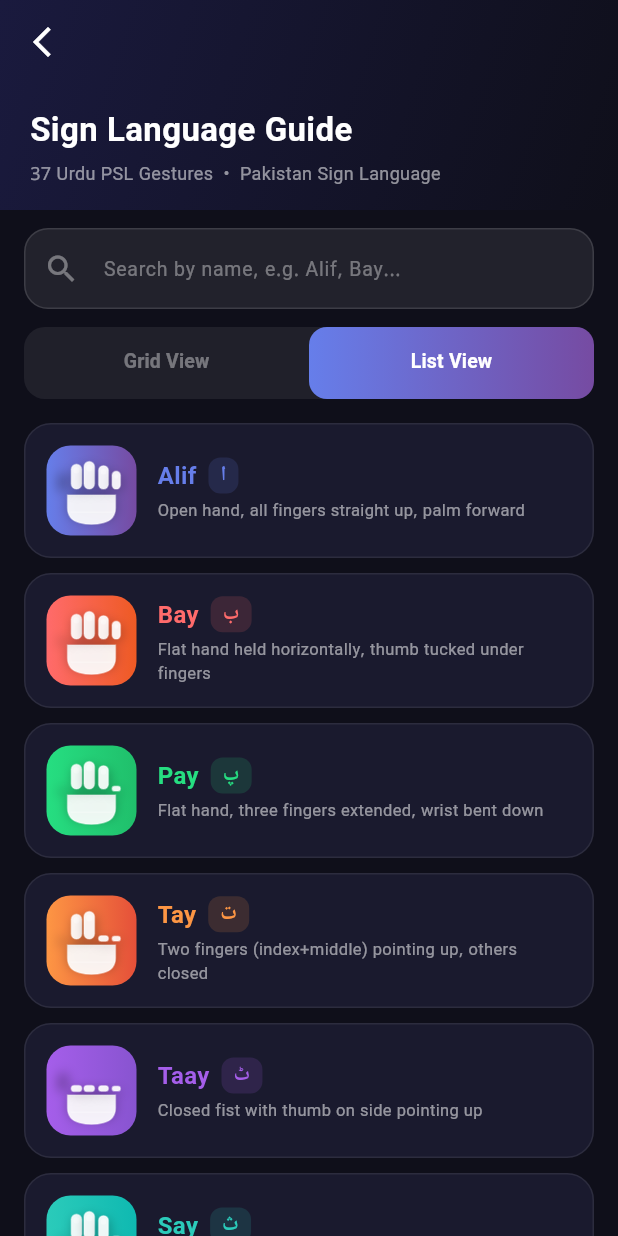
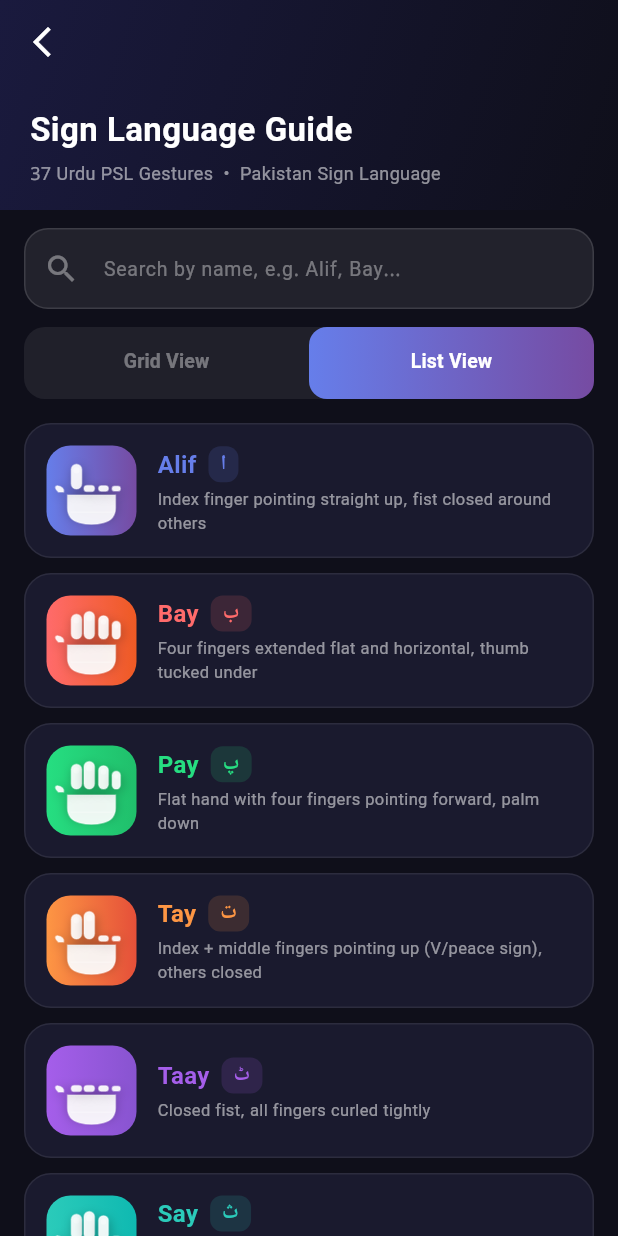
Before and after one commit to Daniyalhayat10/PSL_Project, a Flutter app: the AlphabetGuideScreen screen opened by its route, tab 2 chosen, on a phone screen of 412 x 824 dp. Run offline on Flutter 3.47's test engine with Material 3 defaults, Android fonts, the light colour scheme and no system bars; our stand-ins replace camera, flutter_tts, google_fonts, permission_handler; missing offline and left inert: tflite_flutter; Roboto replaces fonts that are missing (JameelNooriNastaleeq).

Commit message:
issue resolved

```diff
--- a/PSL_Project_Fixed/PSL_Fixed/lib/screens/alphabet_guide_screen.dart
+++ b/PSL_Project_Fixed/PSL_Fixed/lib/screens/alphabet_guide_screen.dart
@@ -11,49 +11,49 @@ class _AlphabetGuideScreenState extends State<AlphabetGuideScreen>
   int? _selected;
   late TabController _tab;
 
-  // Signs ordered exactly as in the dataset image
+  // Signs matching the PSL dataset reference image (Urdu alphabet order)
   static const List<Map<String, dynamic>> _signs = [
-    // Row 1 from dataset
-    {'u':'ا','r':'Alif',   'g':'Open hand, all fingers straight up, palm forward','f':'11111','c':[0xFF667EEA,0xFF764BA2]},
-    {'u':'ب','r':'Bay',    'g':'Flat hand held horizontally, thumb tucked under fingers','f':'01111','c':[0xFFFF6B6B,0xFFEE5A24]},
-    {'u':'پ','r':'Pay',    'g':'Flat hand, three fingers extended, wrist bent down','f':'01110','c':[0xFF26de81,0xFF20bf6b]},
-    {'u':'ت','r':'Tay',    'g':'Two fingers (index+middle) pointing up, others closed','f':'01100','c':[0xFFfd9644,0xFFe55039]},
-    {'u':'ٹ','r':'Taay',   'g':'Closed fist with thumb on side pointing up','f':'10000','c':[0xFFa55eea,0xFF8854d0]},
-    {'u':'ث','r':'Say',    'g':'Three fingers (index+middle+ring) spread upward','f':'01110','c':[0xFF2bcbba,0xFF0fb9b1]},
-    {'u':'ج','r':'Jeem',   'g':'Index+middle fingers hooked/curved forward','f':'01100','c':[0xFFFC427A,0xFFfd79a8]},
-    {'u':'چ','r':'Chay',   'g':'Index finger curved like a C, others closed','f':'01000','c':[0xFF4b7bec,0xFF3867d6]},
-    {'u':'ح','r':'Hay',    'g':'Open palm facing outward, all fingers together','f':'11111','c':[0xFF20bf6b,0xFF0be881]},
-    {'u':'خ','r':'Khay',   'g':'Open palm facing inward, fingers spread wide','f':'11111','c':[0xFFf7b731,0xFFfed330]},
-    // Row 2 from dataset
-    {'u':'د','r':'Daal',   'g':'Index finger pointing sideways/left, fist closed','f':'01000','c':[0xFFfc5c65,0xFFeb3b5a]},
-    {'u':'ڈ','r':'Dal Drwaza','g':'Thumb and index form D-shape, others closed','f':'11000','c':[0xFF2d98da,0xFF0a3d62]},
-    {'u':'ذ','r':'Zaal',   'g':'Closed fist, index finger pointing forward-down','f':'01000','c':[0xFFe55039,0xFFc0392b]},
-    {'u':'ر','r':'Ray',    'g':'Index finger hooked/bent pointing down-right','f':'01000','c':[0xFF8e44ad,0xFF6c3483]},
-    {'u':'ڑ','r':'Rdy',    'g':'Index+middle bent/hooked together downward','f':'01100','c':[0xFF16a085,0xFF1abc9c]},
-    {'u':'ز','r':'Zay',    'g':'Index finger straight up, thumb out (pistol shape)','f':'11000','c':[0xFF2980b9,0xFF3498db]},
-    {'u':'س','r':'Say2',   'g':'Three fingers (index+middle+ring) pointing sideways','f':'01110','c':[0xFFd35400,0xFFe67e22]},
-    {'u':'ش','r':'Sheen',  'g':'Three fingers spread wide and waving/fanned out','f':'01110','c':[0xFF27ae60,0xFF2ecc71]},
-    {'u':'ص','r':'Suaad',  'g':'Thumb crosses palm, index pointing, others curled','f':'11000','c':[0xFFc0392b,0xFFe74c3c]},
-    // Row 3 from dataset
-    {'u':'ض','r':'Duaad',  'g':'Thumb+pinky extended, middle fingers closed (horns)','f':'10001','c':[0xFF8e44ad,0xFF9b59b6]},
-    {'u':'ط','r':'Tua',    'g':'Closed fist facing forward (all fingers curled)','f':'00000','c':[0xFF2c3e50,0xFF34495e]},
-    {'u':'ظ','r':'Zua',    'g':'Fist with wrist bent, back of hand forward','f':'00000','c':[0xFF16a085,0xFF1abc9c]},
-    {'u':'ع','r':'Ain',    'g':'Index+middle+ring fingers crossed/overlapping','f':'01110','c':[0xFFe74c3c,0xFFc0392b]},
-    {'u':'غ','r':'Gaaf',   'g':'Index finger bent, pointing sideways with knuckle','f':'01000','c':[0xFF2980b9,0xFF1a5276]},
-    {'u':'ف','r':'Fay',    'g':'All five fingers pinched at tips (beak/bunch)','f':'11111','c':[0xFFf39c12,0xFFd35400]},
-    {'u':'ق','r':'Qaaf',   'g':'V-sign (index+middle up), thumb touches ring','f':'01100','c':[0xFF6c3483,0xFF8e44ad]},
-    {'u':'ک','r':'Kaaf',   'g':'Index bent like hook/L pointing sideways','f':'01000','c':[0xFF1a5276,0xFF2980b9]},
-    {'u':'گ','r':'Gaaf2',  'g':'Index+thumb extended (L-shape), others closed','f':'11000','c':[0xFF117a65,0xFF16a085]},
-    {'u':'ل','r':'Laam',   'g':'L-shape: index up, thumb out to the side','f':'11000','c':[0xFF922b21,0xFFc0392b]},
-    // Row 4 from dataset
-    {'u':'م','r':'Meem',   'g':'Closed fist, thumb tucked under curled fingers','f':'00000','c':[0xFF1f618d,0xFF2e86c1]},
-    {'u':'ن','r':'Noon',   'g':'Index finger pointing forward/slightly curved','f':'01000','c':[0xFF196f3d,0xFF27ae60]},
-    {'u':'و','r':'Wow',    'g':'Closed fist, thumb pointing to the side','f':'10000','c':[0xFF7d6608,0xFFf39c12]},
-    {'u':'ہ','r':'Hay2',   'g':'Open palm facing upward, all fingers relaxed','f':'11111','c':[0xFF4a235a,0xFF7d3c98]},
-    {'u':'ع','r':'Ain2',   'g':'Index finger pointing up with slight forward tilt','f':'01000','c':[0xFF154360,0xFF1f618d]},
-    {'u':'ی','r':'Yaay',   'g':'Pinky finger raised straight, all others closed','f':'00001','c':[0xFF0e6655,0xFF17a589]},
-    {'u':'ے','r':'Bari Yay','g':'Index+pinky raised (rock-sign), others closed','f':'01001','c':[0xFF6e2f1a,0xFFca6f1e]},
-    {'u':'أ','r':'Alif Hamza','g':'Open hand tilted with thumb raised slightly','f':'11111','c':[0xFF512e5f,0xFF8e44ad]},
+    // Row 1
+    {'u':'ا','r':'Alif',      'g':'Index finger pointing straight up, fist closed around others','f':'01000','c':[0xFF667EEA,0xFF764BA2]},
+    {'u':'ب','r':'Bay',       'g':'Four fingers extended flat and horizontal, thumb tucked under','f':'01111','c':[0xFFFF6B6B,0xFFEE5A24]},
+    {'u':'پ','r':'Pay',       'g':'Flat hand with four fingers pointing forward, palm down','f':'01111','c':[0xFF26de81,0xFF20bf6b]},
+    {'u':'ت','r':'Tay',       'g':'Index + middle fingers pointing up (V/peace sign), others closed','f':'01100','c':[0xFFfd9644,0xFFe55039]},
+    {'u':'ٹ','r':'Taay',      'g':'Closed fist, all fingers curled tightly','f':'00000','c':[0xFFa55eea,0xFF8854d0]},
+    {'u':'ث','r':'Say',       'g':'Index + middle + ring fingers spread upward, pinky and thumb closed','f':'01110','c':[0xFF2bcbba,0xFF0fb9b1]},
+    {'u':'ج','r':'Jeem',      'g':'Index + middle fingers bent/hooked forward together','f':'01100','c':[0xFFFC427A,0xFFfd79a8]},
+    {'u':'چ','r':'Chay',      'g':'Index finger curved into C-shape, all other fingers closed','f':'01000','c':[0xFF4b7bec,0xFF3867d6]},
+    {'u':'ح','r':'Hay',       'g':'Open palm facing outward, all fingers together and extended','f':'11111','c':[0xFF20bf6b,0xFF0be881]},
+    {'u':'خ','r':'Khay',      'g':'Open hand with all fingers spread wide apart, palm forward','f':'11111','c':[0xFFf7b731,0xFFfed330]},
+    // Row 2
+    {'u':'د','r':'Daal',      'g':'Index finger pointing sideways (left), other fingers closed in fist','f':'01000','c':[0xFFfc5c65,0xFFeb3b5a]},
+    {'u':'ڈ','r':'Ddal',      'g':'Thumb and index form an L/D-shape, remaining fingers closed','f':'11000','c':[0xFF2d98da,0xFF0a3d62]},
+    {'u':'ذ','r':'Zaal',      'g':'Index finger pointing forward-down, fist closed','f':'01000','c':[0xFFe55039,0xFFc0392b]},
+    {'u':'ر','r':'Ray',       'g':'Index finger hooked/bent downward, other fingers curled','f':'01000','c':[0xFF8e44ad,0xFF6c3483]},
+    {'u':'ڑ','r':'Rra',       'g':'Index + middle fingers crossed or bent together downward','f':'01100','c':[0xFF16a085,0xFF1abc9c]},
+    {'u':'ز','r':'Zay',       'g':'Index finger up + thumb extended out (pistol/L shape)','f':'11000','c':[0xFF2980b9,0xFF3498db]},
+    {'u':'س','r':'Seen',      'g':'Index + middle + ring fingers pointing sideways, thumb and pinky closed','f':'01110','c':[0xFFd35400,0xFFe67e22]},
+    {'u':'ش','r':'Sheen',     'g':'Index + middle + ring fingers spread wide and fanned out upward','f':'01110','c':[0xFF27ae60,0xFF2ecc71]},
+    {'u':'ص','r':'Suaad',     'g':'Thumb extended to side, index slightly curved, other fingers curled','f':'11000','c':[0xFFc0392b,0xFFe74c3c]},
+    // Row 3
+    {'u':'ض','r':'Duaad',     'g':'Thumb + pinky extended outward (shaka/Y-shape), middle fingers closed','f':'10001','c':[0xFF8e44ad,0xFF9b59b6]},
+    {'u':'ط','r':'Tua',       'g':'All fingers curled into a tight fist, palm facing forward','f':'00000','c':[0xFF2c3e50,0xFF34495e]},
+    {'u':'ظ','r':'Zua',       'g':'Fist with wrist angled, back of hand facing forward','f':'00000','c':[0xFF16a085,0xFF1abc9c]},
+    {'u':'ع','r':'Ain',       'g':'Index + middle + ring fingers overlapping or crossing each other','f':'01110','c':[0xFFe74c3c,0xFFc0392b]},
+    {'u':'غ','r':'Ghain',     'g':'Index finger bent at knuckle and pointing sideways, others closed','f':'01000','c':[0xFF2980b9,0xFF1a5276]},
+    {'u':'ف','r':'Fay',       'g':'All five fingertips pinched together (beak shape), pointing forward','f':'11111','c':[0xFFf39c12,0xFFd35400]},
+    {'u':'ق','r':'Qaaf',      'g':'Index + middle up (V-sign), thumb touches ring finger','f':'01100','c':[0xFF6c3483,0xFF8e44ad]},
+    {'u':'ک','r':'Kaaf',      'g':'Index finger bent into a hook/hook shape, pointing sideways','f':'01000','c':[0xFF1a5276,0xFF2980b9]},
+    {'u':'گ','r':'Gaaf',      'g':'Index + thumb form an L-shape (gun), other fingers closed','f':'11000','c':[0xFF117a65,0xFF16a085]},
+    {'u':'ل','r':'Laam',      'g':'Index pointing straight up + thumb extended out to side (L-shape)','f':'11000','c':[0xFF922b21,0xFFc0392b]},
+    // Row 4
+    {'u':'م','r':'Meem',      'g':'Closed fist with thumb tucked beneath all curled fingers','f':'00000','c':[0xFF1f618d,0xFF2e86c1]},
+    {'u':'ن','r':'Noon',      'g':'Index finger pointing forward/slightly curved, others curled','f':'01000','c':[0xFF196f3d,0xFF27ae60]},
+    {'u':'و','r':'Wow',       'g':'Closed fist with thumb pointing out to the side','f':'10000','c':[0xFF7d6608,0xFFf39c12]},
+    {'u':'ہ','r':'Hay2',      'g':'Open palm facing upward, all five fingers relaxed and spread','f':'11111','c':[0xFF4a235a,0xFF7d3c98]},
+    {'u':'ع','r':'Ain2',      'g':'Index finger pointing slightly forward and up, others curled','f':'01000','c':[0xFF154360,0xFF1f618d]},
+    {'u':'ی','r':'Choti Yay', 'g':'Pinky finger raised straight up, all other fingers closed','f':'00001','c':[0xFF0e6655,0xFF17a589]},
+    {'u':'ے','r':'Bari Yay',  'g':'Index + pinky raised (rock sign / ILY), middle fingers closed','f':'01001','c':[0xFF6e2f1a,0xFFca6f1e]},
+    {'u':'أ','r':'Alif Hamza','g':'Open hand with all fingers extended, thumb slightly raised','f':'11111','c':[0xFF512e5f,0xFF8e44ad]},
   ];
 
   List<Map<String,dynamic>> get _filtered => _search.isEmpty ? _signs
@@ -243,7 +243,7 @@ class _AlphabetGuideScreenState extends State<AlphabetGuideScreen>
                   const Text('Tap to see gesture details',
                       style: TextStyle(color: Colors.white30, fontSize: 10)),
               ])),
-          )),
+          ),
         ]),
       ),
     );
@@ -376,7 +376,8 @@ class _Hand3DPainter extends CustomPainter {
         // Thumb — angled
         final tPath = Path();
         if (extended) {
-          tPath.moveTo(fx + 2, palmTop + 4)
+          tPath
+            ..moveTo(fx + 2, palmTop + 4)
             ..quadraticBezierTo(fx - fw*1.2, palmTop - fh*0.4,
                 fx - fw*0.8, fy)
             ..quadraticBezierTo(fx + fw*0.5, fy - fw*0.2,
@@ -384,7 +385,8 @@ class _Hand3DPainter extends CustomPainter {
             ..lineTo(fx + 4, palmTop + 4)
             ..close();
         } else {
-          tPath.moveTo(fx - 2, palmTop + 2)
+          tPath
+            ..moveTo(fx - 2, palmTop + 2)
             ..quadraticBezierTo(fx - fw*0.8, palmTop - fh*0.4,
                 fx - fw*0.4, fy)
             ..quadraticBezierTo(fx + fw*0.3, fy + fh*0.2,
--- a/PSL_Project_Fixed/PSL_Fixed/lib/services/detection_provider.dart
+++ b/PSL_Project_Fixed/PSL_Fixed/lib/services/detection_provider.dart
@@ -30,10 +30,10 @@ class DetectionProvider extends ChangeNotifier {
   }
 
   // How many consecutive high-confidence frames at the same sign before commit
-  static const int _stableFramesRequired = 3;
+  static const int _stableFramesRequired = 2;
 
   // After committing, ignore ALL results for this long (prevents instant re-adds)
-  static const int _cooldownMs = 1500;
+  static const int _cooldownMs = 1200;
 
   DetectionResult? get lastResult       => _lastResult;
   bool get isDetecting                  => _isDetecting;
@@ -82,6 +82,8 @@ class DetectionProvider extends ChangeNotifier {
 
     // ── Commit ────────────────────────────────────────────────────────────────
     if (result.isHighConfidence && _consecutiveCount >= _stableFramesRequired) {
+      _commitLetter(result.urduLabel);
+    } else if (result.isMediumConfidence && _consecutiveCount >= _stableFramesRequired + 3) {
       _commitLetter(result.urduLabel);
     }
 
```
Also changed, not shown: PSL_Project_Fixed/PSL_Fixed/lib/screens/detection_screen.dart (+31 -131 lines), PSL_Project_Fixed/PSL_Fixed/lib/services/model_service.dart (+199 -61 lines), 2 other files.
